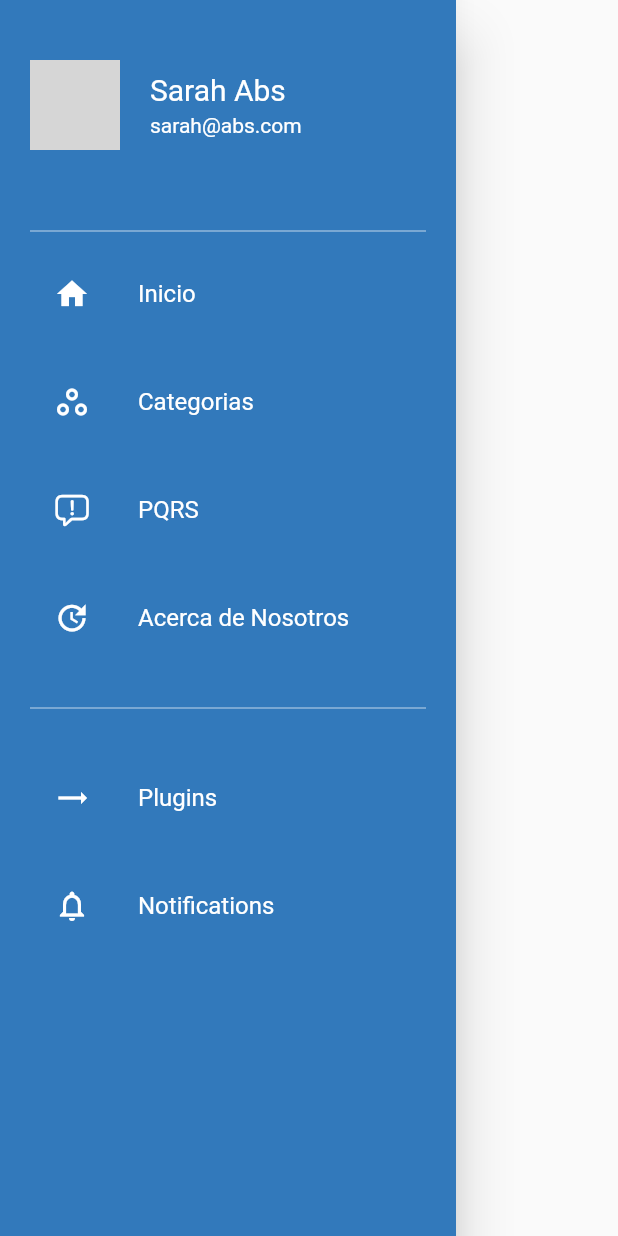
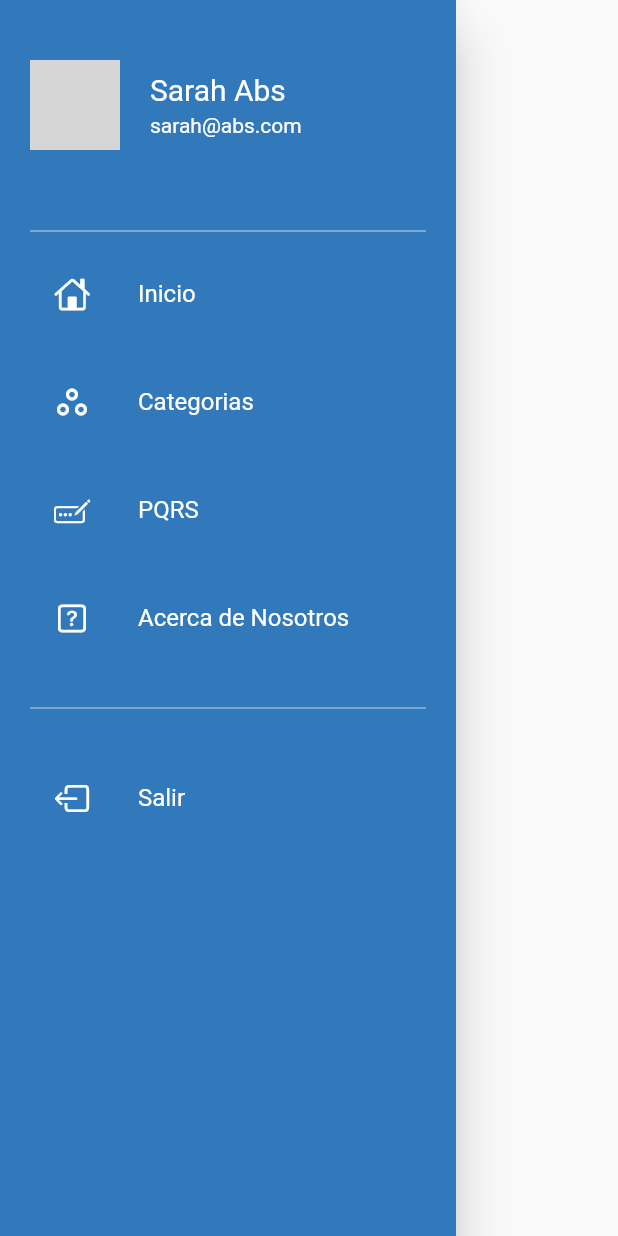
Before and after one commit to the-survivors-19/mobile_palacio_aseo, a Flutter app: the DrawerMenu widget shown alone on an empty page, opened directly, on a phone screen of 412 x 824 dp. Run offline on Flutter 3.47's test engine with Material 2 defaults, Android fonts, the phone set to English and light mode, and no system bars; our stand-ins replace curved_navigation_bar, dio, get_it, google_fonts, image_picker, logger; network calls fail; grey boxes are pictures that could not be loaded.

Commit message:
Actualizacion visual y fucionales

```diff
--- a/lib/widgets/drawer/drawer.dart
+++ b/lib/widgets/drawer/drawer.dart
@@ -1,5 +1,6 @@
 import 'package:flutter/material.dart';
 import 'package:palacio_aseo/pages/config_user.dart';
+import 'package:palacio_aseo/pages/login.dart';
 import 'package:palacio_aseo/widgets/navigatorbar.dart';
 import 'package:flutter/cupertino.dart';
 
@@ -34,7 +35,7 @@ class DrawerMenu extends StatelessWidget {
                   const SizedBox(height: 6),
                   buildMenuItem(
                     text: 'Inicio',
-                    icon: Icons.home,
+                    icon: CupertinoIcons.house,
                     onClicked: () => selectedItem(context, 0),
                   ),
                   const SizedBox(height: 16),
@@ -46,28 +47,26 @@ class DrawerMenu extends StatelessWidget {
                   const SizedBox(height: 16),
                   buildMenuItem(
                     text: 'PQRS',
-                    icon: CupertinoIcons.exclamationmark_bubble,
+                    icon: CupertinoIcons.pencil_ellipsis_rectangle,
                     onClicked: () => selectedItem(context, 2),
                   ),
                   const SizedBox(height: 16),
                   buildMenuItem(
                     text: 'Acerca de Nosotros',
-                    icon: Icons.update,
+                    icon: CupertinoIcons.question_square,
                     onClicked: () => selectedItem(context, 3),
                   ),
                   const SizedBox(height: 24),
                   Divider(color: Colors.white70),
                   const SizedBox(height: 24),
                   buildMenuItem(
-                    text: 'Plugins',
-                    icon: Icons.trending_neutral,
-                    onClicked: () => selectedItem(context, 4),
-                  ),
-                  const SizedBox(height: 16),
-                  buildMenuItem(
-                    text: 'Notifications',
-                    icon: Icons.notifications_outlined,
-                    onClicked: () => selectedItem(context, 5),
+                    text: 'Salir',
+                    icon: CupertinoIcons.square_arrow_left,
+                    onClicked: () => Navigator.of(context).push(
+                      MaterialPageRoute(
+                        builder: (context) => Login(),
+                      ),
+                    ),
                   ),
                 ],
               ),
```
